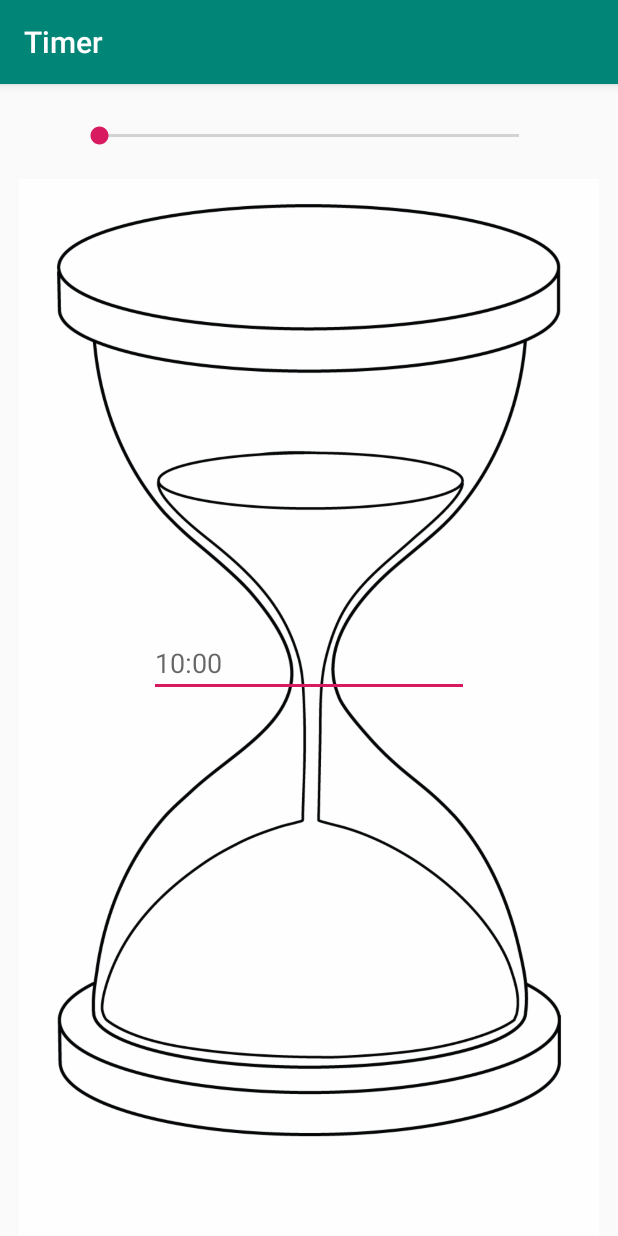
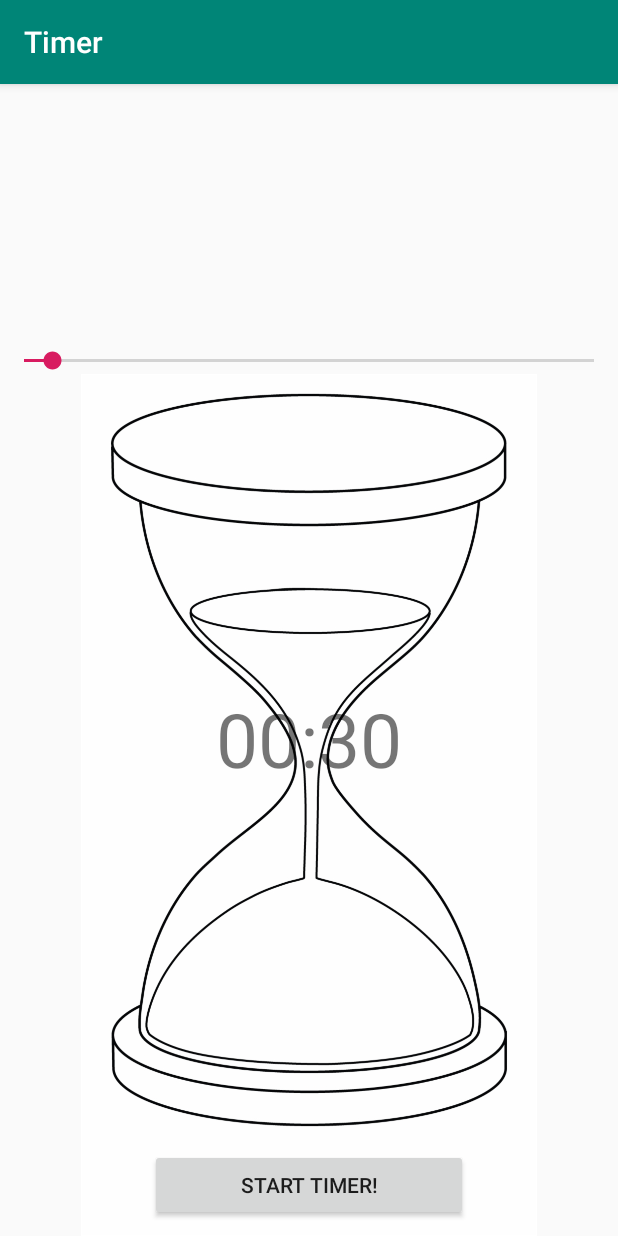
Before and after one commit to mikezalik/Timer, an Android app: the screen it shows after launch (MainActivity), on a phone screen of 412 x 824 dp. Run offline under Robolectric (Android 15) with nearby library versions, the light colour scheme and no system bars.

Commit message:
Adds seekBar max, progress and change listener. Temporarily fixes issues with constraints.

```diff
--- a/app/src/main/java/com/mikezalik/timer/MainActivity.java
+++ b/app/src/main/java/com/mikezalik/timer/MainActivity.java
@@ -3,6 +3,11 @@ package com.mikezalik.timer;
 import androidx.appcompat.app.AppCompatActivity;
 
 import android.os.Bundle;
+import android.widget.Button;
+import android.widget.EditText;
+import android.widget.ImageView;
+import android.widget.SeekBar;
+import android.widget.TextView;
 
 public class MainActivity extends AppCompatActivity {
 
@@ -10,5 +15,30 @@ public class MainActivity extends AppCompatActivity {
     protected void onCreate(Bundle savedInstanceState) {
         super.onCreate(savedInstanceState);
         setContentView(R.layout.activity_main);
+
+        SeekBar seekBar = findViewById(R.id.seekBar);
+        ImageView timerImage = findViewById(R.id.timerImage);
+        TextView numTime = findViewById(R.id.numTime);
+        Button timerStart = findViewById(R.id.timerStart);
+
+        seekBar.setMax(600);
+        seekBar.setProgress(30);
+
+        seekBar.setOnSeekBarChangeListener(new SeekBar.OnSeekBarChangeListener() {
+            @Override
+            public void onProgressChanged(SeekBar seekBar, int progress, boolean fromUser) {
+
+            }
+
+            @Override
+            public void onStartTrackingTouch(SeekBar seekBar) {
+
+            }
+
+            @Override
+            public void onStopTrackingTouch(SeekBar seekBar) {
+
+            }
+        });
     }
 }
--- a/app/src/main/res/layout/activity_main.xml
+++ b/app/src/main/res/layout/activity_main.xml
@@ -10,36 +10,51 @@
         android:id="@+id/seekBar"
         android:layout_width="0dp"
         android:layout_height="wrap_content"
-        android:layout_marginStart="50dp"
-        android:layout_marginTop="25dp"
-        android:layout_marginEnd="50dp"
-        app:layout_constraintEnd_toEndOf="parent"
-        app:layout_constraintStart_toStartOf="parent"
+        android:layout_marginTop="250dp"
+        android:layout_marginBottom="650dp"
+        app:layout_constraintBottom_toBottomOf="parent"
+        app:layout_constraintLeft_toLeftOf="parent"
+        app:layout_constraintRight_toRightOf="parent"
         app:layout_constraintTop_toTopOf="parent" />
 
     <ImageView
-        android:id="@+id/imageView3"
+        android:id="@+id/timerImage"
         android:layout_width="0dp"
-        android:layout_height="731dp"
-        android:layout_marginTop="20dp"
-        app:layout_constraintEnd_toEndOf="parent"
-        app:layout_constraintStart_toStartOf="parent"
+        android:layout_height="0dp"
+        app:layout_constraintBottom_toBottomOf="parent"
+        app:layout_constraintLeft_toLeftOf="parent"
+        app:layout_constraintRight_toRightOf="parent"
         app:layout_constraintTop_toBottomOf="@+id/seekBar"
-        app:srcCompat="@mipmap/sandTimerClipArt" />
+        app:srcCompat="@drawable/sand_timer" />
 
-    <EditText
-        android:id="@+id/editText"
+    <TextView
+        android:id="@+id/numTime"
         android:layout_width="wrap_content"
         android:layout_height="wrap_content"
         android:layout_marginStart="100dp"
         android:layout_marginTop="300dp"
         android:layout_marginEnd="100dp"
-        android:ems="10"
-        android:hint="10:00"
-        android:inputType="time"
-        app:layout_constraintEnd_toEndOf="@+id/imageView3"
-        app:layout_constraintStart_toStartOf="@+id/imageView3"
-        app:layout_constraintTop_toTopOf="@+id/imageView3"
-        tools:visibility="visible" />
+        android:layout_marginBottom="180dp"
+        android:text="00:30"
+        android:textSize="50sp"
+        app:layout_constraintBottom_toTopOf="@+id/timerStart"
+        app:layout_constraintEnd_toEndOf="@+id/timerImage"
+        app:layout_constraintStart_toStartOf="@+id/timerImage"
+        app:layout_constraintTop_toTopOf="@+id/timerImage" />
+
+    <Button
+        android:id="@+id/timerStart"
+        android:layout_width="0dp"
+        android:layout_height="wrap_content"
+        android:layout_marginStart="100dp"
+        android:layout_marginTop="60dp"
+        android:layout_marginEnd="100dp"
+        android:layout_marginBottom="100dp"
+        android:text="Start Timer!"
+        app:layout_constraintBottom_toBottomOf="parent"
+        app:layout_constraintEnd_toEndOf="@+id/timerImage"
+        app:layout_constraintStart_toEndOf="@+id/timerImage"
+        app:layout_constraintStart_toStartOf="@+id/timerImage"
+        app:layout_constraintTop_toBottomOf="@+id/numTime" />
 
 </androidx.constraintlayout.widget.ConstraintLayout>
```
Also changed, not shown: app/src/main/res/drawable-v24/sand_timer.png (renamed from app/src/main/res/mipmap-mdpi/sandTimerClipArt.png), app/src/main/res/mipmap-mdpi/timerBanner.jpg (deleted), app/src/main/res/mipmap-mdpi/timerClipArt.png (deleted).
